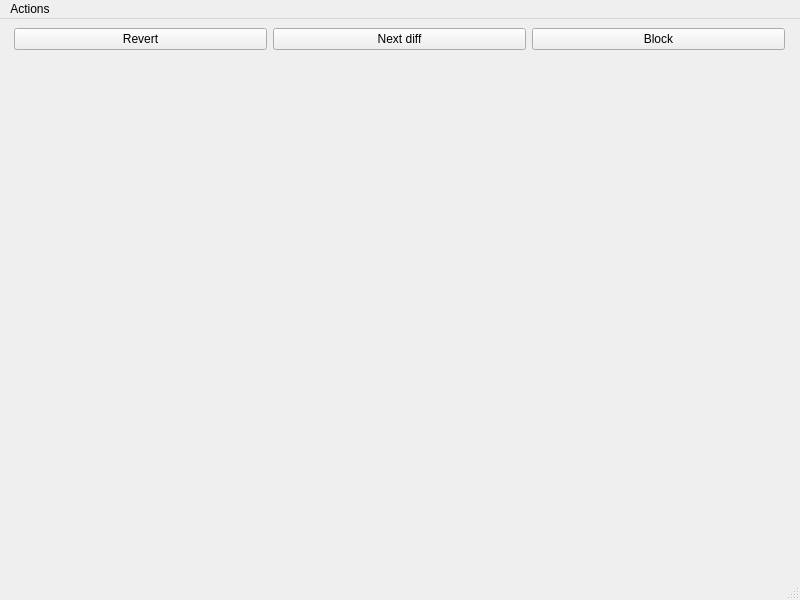
This is layout.ui in jayvdb/chuggle as Qt 5 draws it before an edit. The edited form follows.
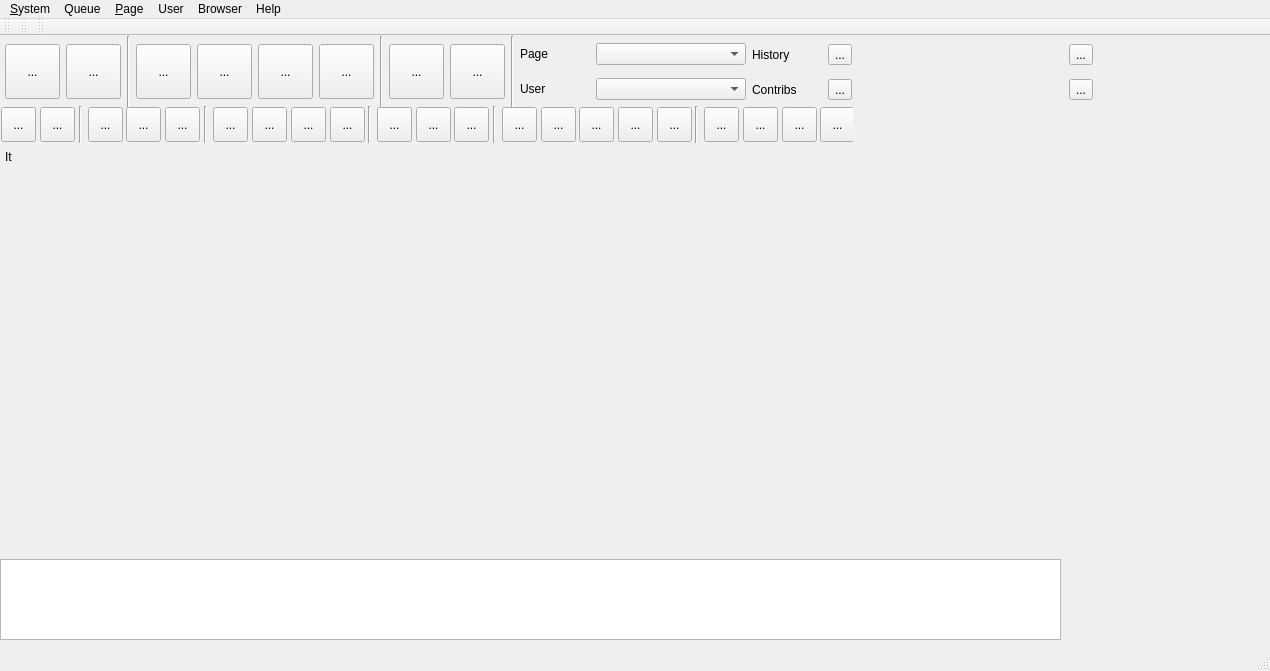
This is the edited form.

Commit message: new layout, similar to huggle

```diff
--- a/layout.ui
+++ b/layout.ui
@@ -5,51 +5,688 @@
    <rect>
     <x>0</x>
     <y>0</y>
-    <width>800</width>
-    <height>600</height>
+    <width>1270</width>
+    <height>671</height>
    </rect>
   </property>
   <property name="windowTitle" >
    <string>MainWindow</string>
   </property>
   <widget class="QWidget" name="centralwidget" >
+   <widget class="QWidget" name="horizontalLayoutWidget" >
+    <property name="geometry" >
+     <rect>
+      <x>0</x>
+      <y>0</y>
+      <width>1098</width>
+      <height>72</height>
+     </rect>
+    </property>
+    <layout class="QHBoxLayout" >
+     <property name="leftMargin" >
+      <number>5</number>
+     </property>
+     <property name="rightMargin" >
+      <number>5</number>
+     </property>
+     <item>
+      <widget class="QToolButton" name="TB_diff_revert_warn" >
+       <property name="minimumSize" >
+        <size>
+         <width>55</width>
+         <height>55</height>
+        </size>
+       </property>
+       <property name="text" >
+        <string>...</string>
+       </property>
+      </widget>
+     </item>
+     <item>
+      <widget class="QToolButton" name="toolButton_6" >
+       <property name="minimumSize" >
+        <size>
+         <width>55</width>
+         <height>55</height>
+        </size>
+       </property>
+       <property name="text" >
+        <string>...</string>
+       </property>
+      </widget>
+     </item>
+     <item>
+      <widget class="Line" name="line" >
+       <property name="orientation" >
+        <enum>Qt::Vertical</enum>
+       </property>
+      </widget>
+     </item>
+     <item>
+      <widget class="QToolButton" name="TB_user_whitelist" >
+       <property name="minimumSize" >
+        <size>
+         <width>55</width>
+         <height>55</height>
+        </size>
+       </property>
+       <property name="text" >
+        <string>...</string>
+       </property>
+      </widget>
+     </item>
+     <item>
+      <widget class="QToolButton" name="TB_diff_revert" >
+       <property name="minimumSize" >
+        <size>
+         <width>55</width>
+         <height>55</height>
+        </size>
+       </property>
+       <property name="text" >
+        <string>...</string>
+       </property>
+      </widget>
+     </item>
+     <item>
+      <widget class="QToolButton" name="TB_user_template" >
+       <property name="minimumSize" >
+        <size>
+         <width>55</width>
+         <height>55</height>
+        </size>
+       </property>
+       <property name="text" >
+        <string>...</string>
+       </property>
+      </widget>
+     </item>
+     <item>
+      <widget class="QToolButton" name="TB_user_warn" >
+       <property name="minimumSize" >
+        <size>
+         <width>55</width>
+         <height>55</height>
+        </size>
+       </property>
+       <property name="text" >
+        <string>...</string>
+       </property>
+      </widget>
+     </item>
+     <item>
+      <widget class="Line" name="line_2" >
+       <property name="orientation" >
+        <enum>Qt::Vertical</enum>
+       </property>
+      </widget>
+     </item>
+     <item>
+      <widget class="QToolButton" name="TB_cancel_all" >
+       <property name="minimumSize" >
+        <size>
+         <width>55</width>
+         <height>55</height>
+        </size>
+       </property>
+       <property name="text" >
+        <string>...</string>
+       </property>
+      </widget>
+     </item>
+     <item>
+      <widget class="QToolButton" name="TB_undo" >
+       <property name="minimumSize" >
+        <size>
+         <width>55</width>
+         <height>55</height>
+        </size>
+       </property>
+       <property name="text" >
+        <string>...</string>
+       </property>
+      </widget>
+     </item>
+     <item>
+      <widget class="Line" name="line_8" >
+       <property name="orientation" >
+        <enum>Qt::Vertical</enum>
+       </property>
+      </widget>
+     </item>
+     <item>
+      <layout class="QGridLayout" >
+       <item row="0" column="0" >
+        <widget class="QLabel" name="label" >
+         <property name="minimumSize" >
+          <size>
+           <width>0</width>
+           <height>0</height>
+          </size>
+         </property>
+         <property name="maximumSize" >
+          <size>
+           <width>70</width>
+           <height>70</height>
+          </size>
+         </property>
+         <property name="text" >
+          <string>Page</string>
+         </property>
+         <property name="buddy" >
+          <cstring>comboBox</cstring>
+         </property>
+        </widget>
+       </item>
+       <item row="0" column="1" >
+        <widget class="QComboBox" name="comboBox" >
+         <property name="minimumSize" >
+          <size>
+           <width>150</width>
+           <height>0</height>
+          </size>
+         </property>
+         <property name="maximumSize" >
+          <size>
+           <width>150</width>
+           <height>16777215</height>
+          </size>
+         </property>
+        </widget>
+       </item>
+       <item row="1" column="0" >
+        <widget class="QLabel" name="label_2" >
+         <property name="text" >
+          <string>User</string>
+         </property>
+         <property name="buddy" >
+          <cstring>comboBox_2</cstring>
+         </property>
+        </widget>
+       </item>
+       <item row="1" column="1" >
+        <widget class="QComboBox" name="comboBox_2" >
+         <property name="minimumSize" >
+          <size>
+           <width>150</width>
+           <height>0</height>
+          </size>
+         </property>
+        </widget>
+       </item>
+      </layout>
+     </item>
+     <item>
+      <layout class="QGridLayout" >
+       <item row="1" column="0" >
+        <widget class="QLabel" name="label_5" >
+         <property name="text" >
+          <string>Contribs</string>
+         </property>
+        </widget>
+       </item>
+       <item row="0" column="1" >
+        <widget class="QToolButton" name="TB_history_prev" >
+         <property name="text" >
+          <string>...</string>
+         </property>
+        </widget>
+       </item>
+       <item row="1" column="1" >
+        <widget class="QToolButton" name="TB_contribs_prev" >
+         <property name="text" >
+          <string>...</string>
+         </property>
+        </widget>
+       </item>
+       <item row="0" column="3" >
+        <widget class="QToolButton" name="TB_history_next" >
+         <property name="text" >
+          <string>...</string>
+         </property>
+        </widget>
+       </item>
+       <item row="1" column="3" >
+        <widget class="QToolButton" name="TB_contribs_next" >
+         <property name="text" >
+          <string>...</string>
+         </property>
+        </widget>
+       </item>
+       <item row="0" column="0" >
+        <widget class="QLabel" name="label_4" >
+         <property name="maximumSize" >
+          <size>
+           <width>70</width>
+           <height>16777215</height>
+          </size>
+         </property>
+         <property name="text" >
+          <string>History</string>
+         </property>
+        </widget>
+       </item>
+       <item row="0" column="2" >
+        <widget class="QWidget" native="1" name="widget" >
+         <property name="minimumSize" >
+          <size>
+           <width>200</width>
+           <height>0</height>
+          </size>
+         </property>
+         <property name="maximumSize" >
+          <size>
+           <width>16777215</width>
+           <height>16777215</height>
+          </size>
+         </property>
+        </widget>
+       </item>
+       <item row="1" column="2" >
+        <widget class="QWidget" native="1" name="widget_2" >
+         <property name="minimumSize" >
+          <size>
+           <width>200</width>
+           <height>0</height>
+          </size>
+         </property>
+         <property name="maximumSize" >
+          <size>
+           <width>16777215</width>
+           <height>16777215</height>
+          </size>
+         </property>
+        </widget>
+       </item>
+      </layout>
+     </item>
+    </layout>
+   </widget>
    <widget class="QWidget" name="verticalLayout" >
     <property name="geometry" >
      <rect>
-      <x>14</x>
-      <y>9</y>
-      <width>771</width>
-      <height>531</height>
+      <x>0</x>
+      <y>110</y>
+      <width>201</width>
+      <height>401</height>
      </rect>
     </property>
     <layout class="QVBoxLayout" >
+     <property name="spacing" >
+      <number>3</number>
+     </property>
+     <property name="leftMargin" >
+      <number>5</number>
+     </property>
+     <property name="topMargin" >
+      <number>3</number>
+     </property>
+     <property name="rightMargin" >
+      <number>3</number>
+     </property>
+     <property name="bottomMargin" >
+      <number>3</number>
+     </property>
      <item>
-      <layout class="QHBoxLayout" >
-       <item>
-        <widget class="QPushButton" name="pushButton_revert" >
-         <property name="text" >
-          <string>Revert</string>
-         </property>
-        </widget>
-       </item>
-       <item>
-        <widget class="QPushButton" name="pushButton_nextdiff" >
-         <property name="text" >
-          <string>Next diff</string>
-         </property>
-        </widget>
-       </item>
-       <item>
-        <widget class="QPushButton" name="pushButton_block" >
-         <property name="text" >
-          <string>Block</string>
-         </property>
-        </widget>
-       </item>
-      </layout>
+      <widget class="QLabel" name="numitems" >
+       <property name="maximumSize" >
+        <size>
+         <width>16777215</width>
+         <height>15</height>
+        </size>
+       </property>
+       <property name="text" >
+        <string>It</string>
+       </property>
+      </widget>
      </item>
      <item>
-      <widget class="QWidget" native="1" name="visor" />
+      <widget class="QWidget" native="1" name="listitems" />
+     </item>
+    </layout>
+   </widget>
+   <widget class="QListWidget" name="listWidget" >
+    <property name="geometry" >
+     <rect>
+      <x>0</x>
+      <y>523</y>
+      <width>1061</width>
+      <height>81</height>
+     </rect>
+    </property>
+   </widget>
+   <widget class="QWidget" name="horizontalLayout" >
+    <property name="geometry" >
+     <rect>
+      <x>1</x>
+      <y>70</y>
+      <width>852</width>
+      <height>37</height>
+     </rect>
+    </property>
+    <layout class="QHBoxLayout" >
+     <item>
+      <widget class="QToolButton" name="TB_browser_prev" >
+       <property name="minimumSize" >
+        <size>
+         <width>35</width>
+         <height>35</height>
+        </size>
+       </property>
+       <property name="text" >
+        <string>...</string>
+       </property>
+      </widget>
+     </item>
+     <item>
+      <widget class="QToolButton" name="TB_browser_next" >
+       <property name="minimumSize" >
+        <size>
+         <width>35</width>
+         <height>35</height>
+        </size>
+       </property>
+       <property name="text" >
+        <string>...</string>
+       </property>
+      </widget>
+     </item>
+     <item>
+      <widget class="Line" name="line_3" >
+       <property name="orientation" >
+        <enum>Qt::Vertical</enum>
+       </property>
+      </widget>
+     </item>
+     <item>
+      <widget class="QToolButton" name="TB_browser_open" >
+       <property name="minimumSize" >
+        <size>
+         <width>35</width>
+         <height>35</height>
+        </size>
+       </property>
+       <property name="text" >
+        <string>...</string>
+       </property>
+      </widget>
+     </item>
+     <item>
+      <widget class="QToolButton" name="TB_browser_add_tab" >
+       <property name="minimumSize" >
+        <size>
+         <width>35</width>
+         <height>35</height>
+        </size>
+       </property>
+       <property name="text" >
+        <string>...</string>
+       </property>
+      </widget>
+     </item>
+     <item>
+      <widget class="QToolButton" name="TB_browser_remove_tab" >
+       <property name="minimumSize" >
+        <size>
+         <width>35</width>
+         <height>35</height>
+        </size>
+       </property>
+       <property name="text" >
+        <string>...</string>
+       </property>
+      </widget>
+     </item>
+     <item>
+      <widget class="Line" name="line_4" >
+       <property name="orientation" >
+        <enum>Qt::Vertical</enum>
+       </property>
+      </widget>
+     </item>
+     <item>
+      <widget class="QToolButton" name="TB_history_prev_2" >
+       <property name="minimumSize" >
+        <size>
+         <width>35</width>
+         <height>35</height>
+        </size>
+       </property>
+       <property name="text" >
+        <string>...</string>
+       </property>
+      </widget>
+     </item>
+     <item>
+      <widget class="QToolButton" name="TB_history_next_2" >
+       <property name="minimumSize" >
+        <size>
+         <width>35</width>
+         <height>35</height>
+        </size>
+       </property>
+       <property name="text" >
+        <string>...</string>
+       </property>
+      </widget>
+     </item>
+     <item>
+      <widget class="QToolButton" name="TB_history_last" >
+       <property name="minimumSize" >
+        <size>
+         <width>35</width>
+         <height>35</height>
+        </size>
+       </property>
+       <property name="text" >
+        <string>...</string>
+       </property>
+      </widget>
+     </item>
+     <item>
+      <widget class="QToolButton" name="TB_history_to_cur" >
+       <property name="minimumSize" >
+        <size>
+         <width>35</width>
+         <height>35</height>
+        </size>
+       </property>
+       <property name="text" >
+        <string>...</string>
+       </property>
+      </widget>
+     </item>
+     <item>
+      <widget class="Line" name="line_5" >
+       <property name="orientation" >
+        <enum>Qt::Vertical</enum>
+       </property>
+      </widget>
+     </item>
+     <item>
+      <widget class="QToolButton" name="TB_contribs_prev_2" >
+       <property name="minimumSize" >
+        <size>
+         <width>35</width>
+         <height>35</height>
+        </size>
+       </property>
+       <property name="text" >
+        <string>...</string>
+       </property>
+      </widget>
+     </item>
+     <item>
+      <widget class="QToolButton" name="TB_contribs_next_2" >
+       <property name="minimumSize" >
+        <size>
+         <width>35</width>
+         <height>35</height>
+        </size>
+       </property>
+       <property name="text" >
+        <string>...</string>
+       </property>
+      </widget>
+     </item>
+     <item>
+      <widget class="QToolButton" name="TB_contribs_last" >
+       <property name="minimumSize" >
+        <size>
+         <width>35</width>
+         <height>35</height>
+        </size>
+       </property>
+       <property name="text" >
+        <string>...</string>
+       </property>
+      </widget>
+     </item>
+     <item>
+      <widget class="Line" name="line_6" >
+       <property name="orientation" >
+        <enum>Qt::Vertical</enum>
+       </property>
+      </widget>
+     </item>
+     <item>
+      <widget class="QToolButton" name="TB_page_view" >
+       <property name="minimumSize" >
+        <size>
+         <width>35</width>
+         <height>35</height>
+        </size>
+       </property>
+       <property name="text" >
+        <string>...</string>
+       </property>
+      </widget>
+     </item>
+     <item>
+      <widget class="QToolButton" name="TB_page_edit" >
+       <property name="minimumSize" >
+        <size>
+         <width>35</width>
+         <height>35</height>
+        </size>
+       </property>
+       <property name="text" >
+        <string>...</string>
+       </property>
+      </widget>
+     </item>
+     <item>
+      <widget class="QToolButton" name="TB_page_tab" >
+       <property name="minimumSize" >
+        <size>
+         <width>35</width>
+         <height>35</height>
+        </size>
+       </property>
+       <property name="text" >
+        <string>...</string>
+       </property>
+      </widget>
+     </item>
+     <item>
+      <widget class="QToolButton" name="TB_page_delete" >
+       <property name="minimumSize" >
+        <size>
+         <width>35</width>
+         <height>35</height>
+        </size>
+       </property>
+       <property name="text" >
+        <string>...</string>
+       </property>
+      </widget>
+     </item>
+     <item>
+      <widget class="QToolButton" name="TB_page_watch" >
+       <property name="minimumSize" >
+        <size>
+         <width>35</width>
+         <height>35</height>
+        </size>
+       </property>
+       <property name="text" >
+        <string>...</string>
+       </property>
+      </widget>
+     </item>
+     <item>
+      <widget class="Line" name="line_7" >
+       <property name="orientation" >
+        <enum>Qt::Vertical</enum>
+       </property>
+      </widget>
+     </item>
+     <item>
+      <widget class="QToolButton" name="TB_user_info" >
+       <property name="minimumSize" >
+        <size>
+         <width>35</width>
+         <height>35</height>
+        </size>
+       </property>
+       <property name="text" >
+        <string>...</string>
+       </property>
+      </widget>
+     </item>
+     <item>
+      <widget class="QToolButton" name="TB_user_talk" >
+       <property name="minimumSize" >
+        <size>
+         <width>35</width>
+         <height>35</height>
+        </size>
+       </property>
+       <property name="text" >
+        <string>...</string>
+       </property>
+      </widget>
+     </item>
+     <item>
+      <widget class="QToolButton" name="TB_user_message" >
+       <property name="minimumSize" >
+        <size>
+         <width>35</width>
+         <height>35</height>
+        </size>
+       </property>
+       <property name="text" >
+        <string>...</string>
+       </property>
+      </widget>
+     </item>
+     <item>
+      <widget class="QToolButton" name="TB_user_report" >
+       <property name="minimumSize" >
+        <size>
+         <width>35</width>
+         <height>35</height>
+        </size>
+       </property>
+       <property name="text" >
+        <string>...</string>
+       </property>
+      </widget>
+     </item>
+    </layout>
+   </widget>
+   <widget class="QWidget" name="verticalLayout_2" >
+    <property name="geometry" >
+     <rect>
+      <x>210</x>
+      <y>110</y>
+      <width>881</width>
+      <height>401</height>
+     </rect>
+    </property>
+    <layout class="QVBoxLayout" >
+     <item>
+      <widget class="QWidget" native="1" name="widget_3" />
      </item>
     </layout>
    </widget>
@@ -59,45 +696,84 @@
     <rect>
      <x>0</x>
      <y>0</y>
-     <width>800</width>
+     <width>1270</width>
      <height>27</height>
     </rect>
    </property>
-   <widget class="QMenu" name="menuActions" >
+   <widget class="QMenu" name="menuSystem" >
     <property name="title" >
-     <string>Actions</string>
+     <string>&amp;System</string>
     </property>
     <addaction name="actionNext_diff" />
     <addaction name="actionRevert" />
     <addaction name="actionBlock" />
    </widget>
-   <addaction name="menuActions" />
+   <widget class="QMenu" name="menuQueue" >
+    <property name="title" >
+     <string>Queue</string>
+    </property>
+   </widget>
+   <widget class="QMenu" name="menu_page" >
+    <property name="title" >
+     <string>&amp;Page</string>
+    </property>
+   </widget>
+   <widget class="QMenu" name="menuUser" >
+    <property name="title" >
+     <string>User</string>
+    </property>
+   </widget>
+   <widget class="QMenu" name="menuBrowser" >
+    <property name="title" >
+     <string>Browser</string>
+    </property>
+   </widget>
+   <widget class="QMenu" name="menuHelp" >
+    <property name="title" >
+     <string>Help</string>
+    </property>
+   </widget>
+   <addaction name="menuSystem" />
+   <addaction name="menuQueue" />
+   <addaction name="menu_page" />
+   <addaction name="menuUser" />
+   <addaction name="menuBrowser" />
+   <addaction name="menuHelp" />
   </widget>
   <widget class="QStatusBar" name="statusbar" />
-  <action name="actionRevert" >
-   <property name="text" >
-    <string>Revert</string>
+  <widget class="QToolBar" name="toolBar" >
+   <property name="windowTitle" >
+    <string>toolBar</string>
    </property>
-   <property name="shortcut" >
-    <string>R</string>
+   <attribute name="toolBarArea" >
+    <enum>TopToolBarArea</enum>
+   </attribute>
+   <attribute name="toolBarBreak" >
+    <bool>false</bool>
+   </attribute>
+  </widget>
+  <widget class="QToolBar" name="toolBar_2" >
+   <property name="windowTitle" >
+    <string>toolBar_2</string>
    </property>
-  </action>
-  <action name="actionNext_diff" >
-   <property name="text" >
-    <string>Next diff</string>
+   <attribute name="toolBarArea" >
+    <enum>TopToolBarArea</enum>
+   </attribute>
+   <attribute name="toolBarBreak" >
+    <bool>false</bool>
+   </attribute>
+  </widget>
+  <widget class="QToolBar" name="toolBar_3" >
+   <property name="windowTitle" >
+    <string>toolBar_3</string>
    </property>
-   <property name="shortcut" >
-    <string>Space</string>
-   </property>
-  </action>
-  <action name="actionBlock" >
-   <property name="text" >
-    <string>Block</string>
-   </property>
-   <property name="shortcut" >
-    <string>B</string>
-   </property>
-  </action>
+   <attribute name="toolBarArea" >
+    <enum>TopToolBarArea</enum>
+   </attribute>
+   <attribute name="toolBarBreak" >
+    <bool>false</bool>
+   </attribute>
+  </widget>
  </widget>
  <resources/>
  <connections>
```
Left out of the diff: 51 changed lines with no effect on the pictures. The commit also changes 2 other files.
